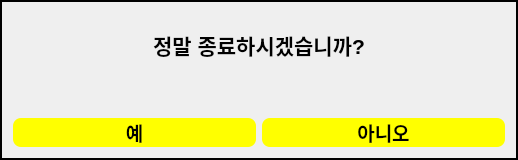
Before: the Qt Designer form src/component/Popup/Popup.ui in ryanhe4/peviewer, drawn with Qt 5.
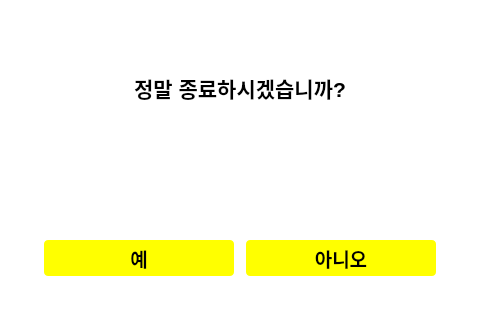
After: the same form once the commit is applied.

Commit message: Update: screenMask and widget dropShadow

What changed in the file:
```diff
--- a/src/component/Popup/Popup.ui
+++ b/src/component/Popup/Popup.ui
@@ -6,8 +6,8 @@
    <rect>
     <x>0</x>
     <y>0</y>
-    <width>518</width>
-    <height>160</height>
+       <width>480</width>
+       <height>320</height>
    </rect>
   </property>
   <property name="sizePolicy">
@@ -29,21 +29,26 @@
    <string>Popup</string>
   </property>
   <property name="styleSheet">
-   <string notr="true">background:white;
-    QFrame{
-    border: 2px solid black;
-    border-radius: 8px;
-    }
-   </string>
+         <string notr="true">background:transparent;</string>
   </property>
   <property name="frameShape">
-   <enum>QFrame::Box</enum>
+         <enum>QFrame::NoFrame</enum>
   </property>
   <property name="frameShadow">
-   <enum>QFrame::Plain</enum>
+         <enum>QFrame::Raised</enum>
   </property>
   <property name="lineWidth">
-   <number>2</number>
+         <number>0</number>
+     </property>
+     <layout class="QHBoxLayout" name="horizontalLayout_2">
+         <item>
+             <widget class="QWidget" name="widget" native="true">
+                 <property name="styleSheet">
+                     <string notr="true">.QWidget{
+                         background:white;
+                         border-radius: 8px;
+                         }
+                     </string>
   </property>
   <layout class="QVBoxLayout" name="verticalLayout">
    <item>
@@ -52,6 +57,7 @@
       <font>
        <pointsize>16</pointsize>
        <bold>true</bold>
+                                     <stylestrategy>PreferAntialias</stylestrategy>
       </font>
      </property>
      <property name="focusPolicy">
@@ -74,10 +80,25 @@
    <item>
     <layout class="QHBoxLayout" name="horizontalLayout">
      <property name="spacing">
-      <number>6</number>
+                                 <number>12</number>
+                             </property>
+                             <property name="leftMargin">
+                                 <number>24</number>
+                             </property>
+                             <property name="rightMargin">
+                                 <number>24</number>
+                             </property>
+                             <property name="bottomMargin">
+                                 <number>24</number>
      </property>
      <item alignment="Qt::AlignBottom">
       <widget class="QPushButton" name="pushButton">
+                                     <property name="minimumSize">
+                                         <size>
+                                             <width>0</width>
+                                             <height>36</height>
+                                         </size>
+                                     </property>
        <property name="font">
         <font>
          <family>Hack</family>
@@ -89,8 +110,8 @@
         <cursorShape>PointingHandCursor</cursorShape>
        </property>
        <property name="styleSheet">
-        <string notr="true">border-radius:8px;
-         background: yellow;
+                                         <string notr="true">border-radius:4px;
+                                             background: yellow;
         </string>
        </property>
        <property name="text">
@@ -100,6 +121,12 @@
      </item>
      <item alignment="Qt::AlignBottom">
       <widget class="QPushButton" name="pushButton_2">
+                                     <property name="minimumSize">
+                                         <size>
+                                             <width>0</width>
+                                             <height>36</height>
+                                         </size>
+                                     </property>
        <property name="font">
         <font>
          <family>Hack</family>
@@ -111,8 +138,8 @@
         <cursorShape>PointingHandCursor</cursorShape>
        </property>
        <property name="styleSheet">
-        <string notr="true">border-radius:8px;
-         background: yellow;
+                                         <string notr="true">border-radius:4px;
+                                             background: yellow;
         </string>
        </property>
        <property name="text">
@@ -121,6 +148,9 @@
       </widget>
      </item>
     </layout>
+                     </item>
+                 </layout>
+             </widget>
    </item>
   </layout>
  </widget>
```
Lines whose indentation alone changed are shown as unchanged. The commit also changes 2 other files.
